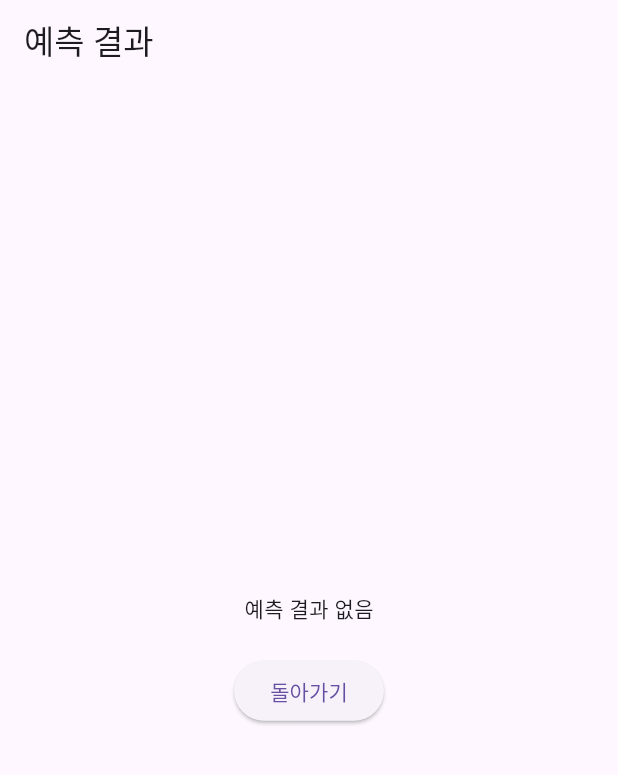
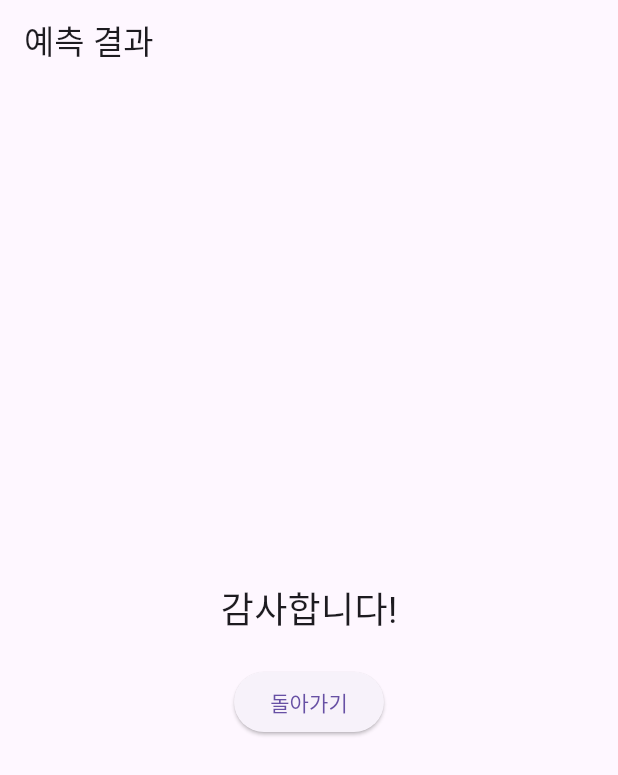
Before and after one commit to GHdevlog/ICT_app, a Flutter app: the PredictionResultPage screen opened directly, on a phone screen of 412 x 824 dp. Shown: the top 775 px of the screen. Run offline on Flutter 3.47's test engine with Material 3 defaults, Android fonts, the phone set to English and light mode, and no system bars; our stand-ins replace cloud_firestore, firebase_auth, firebase_core, fluttertoast, google_maps_flutter, image_picker and 2 more; accounts and stored records are empty.

```diff
--- a/lib/pages/LoadingPage.dart
+++ b/lib/pages/LoadingPage.dart
@@ -15,7 +15,7 @@ class LoadingPage extends StatelessWidget {
           children: <Widget>[
             CircularProgressIndicator(),
             SizedBox(height: 20),
-            Text("올려주신 이미지와 맞는 반려동물을 찾는 중입니다. "),
+            Text("주인을 찾는 중입니다. "),
             Text("잠시만 기다려 주세요."),
           ],
         ),
--- a/lib/pages/PredictResultPage.dart
+++ b/lib/pages/PredictResultPage.dart
@@ -17,12 +17,15 @@ class PredictionResultPage extends StatelessWidget {
           mainAxisAlignment: MainAxisAlignment.center,
           children: <Widget>[
             // 예측 결과 텍스트 ver.
-            prediction != null
-                ? Text('예측 결과: $prediction')
-                : const Text('예측 결과 없음'),
+            // prediction != null
+            //     ? Text('예측 결과: $prediction')
+            //     : const Text('예측 결과 없음'),
 
             // 감사합니다 ver.
-            // const Text("감사합니다."),
+            const Text(
+              "감사합니다!",
+              style: TextStyle(fontSize: 24), // 폰트 크기를 24로 설정
+            ),
 
 
             const SizedBox(height: 20),
--- a/lib/pages/SettingPage.dart
+++ b/lib/pages/SettingPage.dart
@@ -28,7 +28,7 @@ class SettingsPage extends StatelessWidget {
                 await FirebaseAuth.instance.signOut();
                 Navigator.pushReplacement(
                   context,
-                  MaterialPageRoute(builder: (context) => SignInPage()),
+                  MaterialPageRoute(builder: (context) => const SignInPage()),
                 );
               },
               child: const Text('로그아웃'),
@@ -41,7 +41,7 @@ class SettingsPage extends StatelessWidget {
                   await user?.delete();
                   Navigator.pushReplacement(
                     context,
-                    MaterialPageRoute(builder: (context) => SignInPage()),
+                    MaterialPageRoute(builder: (context) => const SignInPage()),
                   );
                 } catch (e) {
                   print('회원 탈퇴 오류: $e');
```
Also changed, not shown: lib/pages/HomePage.dart (+13 -0 lines).
